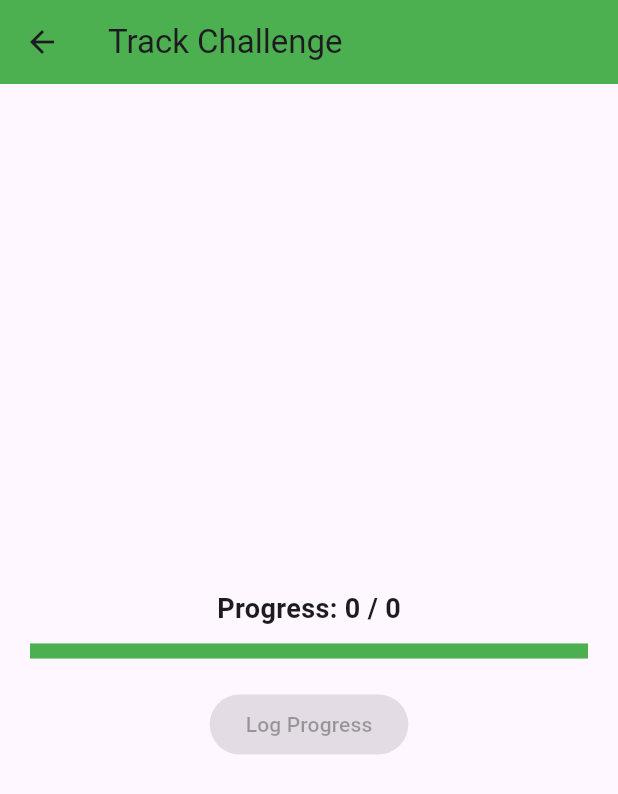
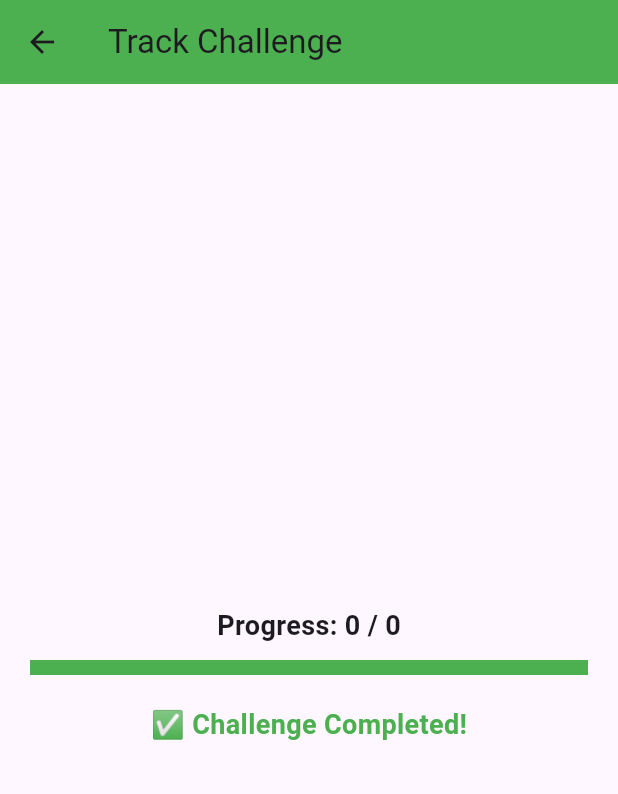
Before and after one commit to samipx16/Capstone-II, a Flutter app: the TrackingMethodsScreen screen opened directly with empty values, on a phone screen of 412 x 824 dp. Shown: the top 794 px of the screen. Run offline on Flutter 3.47's test engine with Material 3 defaults, Android fonts, the phone set to English and light mode, and no system bars; our stand-ins replace cloud_firestore, confetti, firebase_auth, firebase_core, firebase_storage, google_maps_flutter and 1 more; missing offline and left inert: mobile_scanner; accounts and stored records are empty.

Commit message:
fixing error
buildtrackingUi had an error that made it so the user can't  do certain challenges

```diff
--- a/lib/screens/challenge/tracking_methods.dart
+++ b/lib/screens/challenge/tracking_methods.dart
@@ -370,7 +370,9 @@ class _TrackingMethodsScreenState extends State<TrackingMethodsScreen>
   Widget build(BuildContext context) {
     return Scaffold(
       appBar: AppBar(
-          title: const Text("Track Challenge"), backgroundColor: Colors.green),
+        title: const Text("Track Challenge"),
+        backgroundColor: Colors.green,
+      ),
       body: Center(
         child: Column(
           mainAxisAlignment: MainAxisAlignment.center,
@@ -390,14 +392,10 @@ class _TrackingMethodsScreenState extends State<TrackingMethodsScreen>
               ),
             ),
             const SizedBox(height: 20),
-            ElevatedButton(
-              onPressed: _isUpdating || _progress >= widget.requiredProgress
-                  ? null
-                  : () => _updateChallengeProgress(_progress + 1),
-              child: _isUpdating
-                  ? const CircularProgressIndicator()
-                  : const Text("Log Progress"),
-            ),
+
+            // 🔥 Fix: Replace the generic button with the correct tracking method UI
+            _buildTrackingUI(),
+
             if (_randomFact != null) ...[
               const SizedBox(height: 20),
               Padding(
```
Also changed, not shown: 4 other files.
